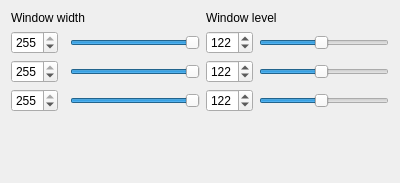
Old version of the form codes/Controller/InteractorStyles/QInteractorStyleWindowLevel.ui in the repository wuzhuobin/Vessel_Project.
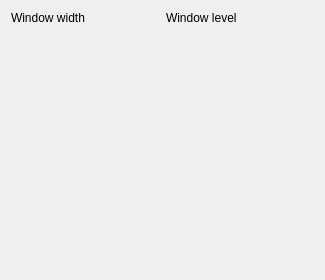
New version of the form.

```diff
--- a/codes/Controller/InteractorStyles/QInteractorStyleWindowLevel.ui
+++ b/codes/Controller/InteractorStyles/QInteractorStyleWindowLevel.ui
@@ -6,167 +6,48 @@
    <rect>
     <x>0</x>
     <y>0</y>
-    <width>400</width>
-    <height>183</height>
+    <width>325</width>
+    <height>280</height>
    </rect>
   </property>
   <property name="windowTitle">
    <string>QInteractorStyleWindowLevel</string>
   </property>
-  <layout class="QGridLayout" name="gridLayout_2">
-   <item row="1" column="1">
-    <widget class="QSpinBox" name="spinBoxWindowWidth0">
-     <property name="maximum">
-      <number>255</number>
-     </property>
-     <property name="value">
-      <number>255</number>
-     </property>
-    </widget>
+  <layout class="QVBoxLayout" name="verticalLayout">
+   <item>
+    <layout class="QHBoxLayout" name="horizontalLayout">
+     <item>
+      <widget class="QLabel" name="label">
+       <property name="sizePolicy">
+        <sizepolicy hsizetype="Preferred" vsizetype="Minimum">
+         <horstretch>0</horstretch>
+         <verstretch>0</verstretch>
+        </sizepolicy>
+       </property>
+       <property name="text">
+        <string>Window width</string>
+       </property>
+      </widget>
+     </item>
+     <item>
+      <widget class="QLabel" name="label_4">
+       <property name="sizePolicy">
+        <sizepolicy hsizetype="Preferred" vsizetype="Minimum">
+         <horstretch>0</horstretch>
+         <verstretch>0</verstretch>
+        </sizepolicy>
+       </property>
+       <property name="text">
+        <string>Window level</string>
+       </property>
+      </widget>
+     </item>
+    </layout>
    </item>
-   <item row="1" column="3">
-    <widget class="QSlider" name="horizontalSlider">
-     <property name="maximum">
-      <number>255</number>
-     </property>
-     <property name="value">
-      <number>255</number>
-     </property>
-     <property name="orientation">
-      <enum>Qt::Horizontal</enum>
-     </property>
-    </widget>
+   <item>
+    <layout class="QGridLayout" name="gridLayout"/>
    </item>
-   <item row="2" column="1">
-    <widget class="QSpinBox" name="spinBoxWindowWidth1">
-     <property name="maximum">
-      <number>255</number>
-     </property>
-     <property name="value">
-      <number>255</number>
-     </property>
-    </widget>
-   </item>
-   <item row="2" column="3">
-    <widget class="QSlider" name="horizontalSlider_2">
-     <property name="maximum">
-      <number>255</number>
-     </property>
-     <property name="value">
-      <number>255</number>
-     </property>
-     <property name="orientation">
-      <enum>Qt::Horizontal</enum>
-     </property>
-    </widget>
-   </item>
-   <item row="3" column="1">
-    <widget class="QSpinBox" name="spinBoxWindowWidth2">
-     <property name="maximum">
-      <number>255</number>
-     </property>
-     <property name="value">
-      <number>255</number>
-     </property>
-    </widget>
-   </item>
-   <item row="3" column="3">
-    <widget class="QSlider" name="horizontalSlider_3">
-     <property name="maximum">
-      <number>255</number>
-     </property>
-     <property name="value">
-      <number>255</number>
-     </property>
-     <property name="orientation">
-      <enum>Qt::Horizontal</enum>
-     </property>
-    </widget>
-   </item>
-   <item row="0" column="1" colspan="3">
-    <widget class="QLabel" name="label">
-     <property name="text">
-      <string>Window width</string>
-     </property>
-    </widget>
-   </item>
-   <item row="1" column="5">
-    <widget class="QSpinBox" name="spinBoxWindowLevel0">
-     <property name="maximum">
-      <number>255</number>
-     </property>
-     <property name="value">
-      <number>122</number>
-     </property>
-    </widget>
-   </item>
-   <item row="0" column="5" colspan="2">
-    <widget class="QLabel" name="label_4">
-     <property name="text">
-      <string>Window level</string>
-     </property>
-    </widget>
-   </item>
-   <item row="2" column="5">
-    <widget class="QSpinBox" name="spinBoxWindowLevel1">
-     <property name="maximum">
-      <number>255</number>
-     </property>
-     <property name="value">
-      <number>122</number>
-     </property>
-    </widget>
-   </item>
-   <item row="1" column="6">
-    <widget class="QSlider" name="horizontalSlider_4">
-     <property name="maximum">
-      <number>255</number>
-     </property>
-     <property name="value">
-      <number>122</number>
-     </property>
-     <property name="orientation">
-      <enum>Qt::Horizontal</enum>
-     </property>
-    </widget>
-   </item>
-   <item row="3" column="6">
-    <widget class="QSlider" name="horizontalSlider_6">
-     <property name="maximum">
-      <number>255</number>
-     </property>
-     <property name="value">
-      <number>122</number>
-     </property>
-     <property name="orientation">
-      <enum>Qt::Horizontal</enum>
-     </property>
-    </widget>
-   </item>
-   <item row="3" column="5">
-    <widget class="QSpinBox" name="spinBoxWindowLevel2">
-     <property name="maximum">
-      <number>255</number>
-     </property>
-     <property name="value">
-      <number>122</number>
-     </property>
-    </widget>
-   </item>
-   <item row="2" column="6">
-    <widget class="QSlider" name="horizontalSlider_5">
-     <property name="maximum">
-      <number>255</number>
-     </property>
-     <property name="value">
-      <number>122</number>
-     </property>
-     <property name="orientation">
-      <enum>Qt::Horizontal</enum>
-     </property>
-    </widget>
-   </item>
-   <item row="4" column="3">
+   <item>
     <spacer name="verticalSpacer">
      <property name="orientation">
       <enum>Qt::Vertical</enum>
```
Left out of the diff: 195 changed lines with no effect on the pictures.
